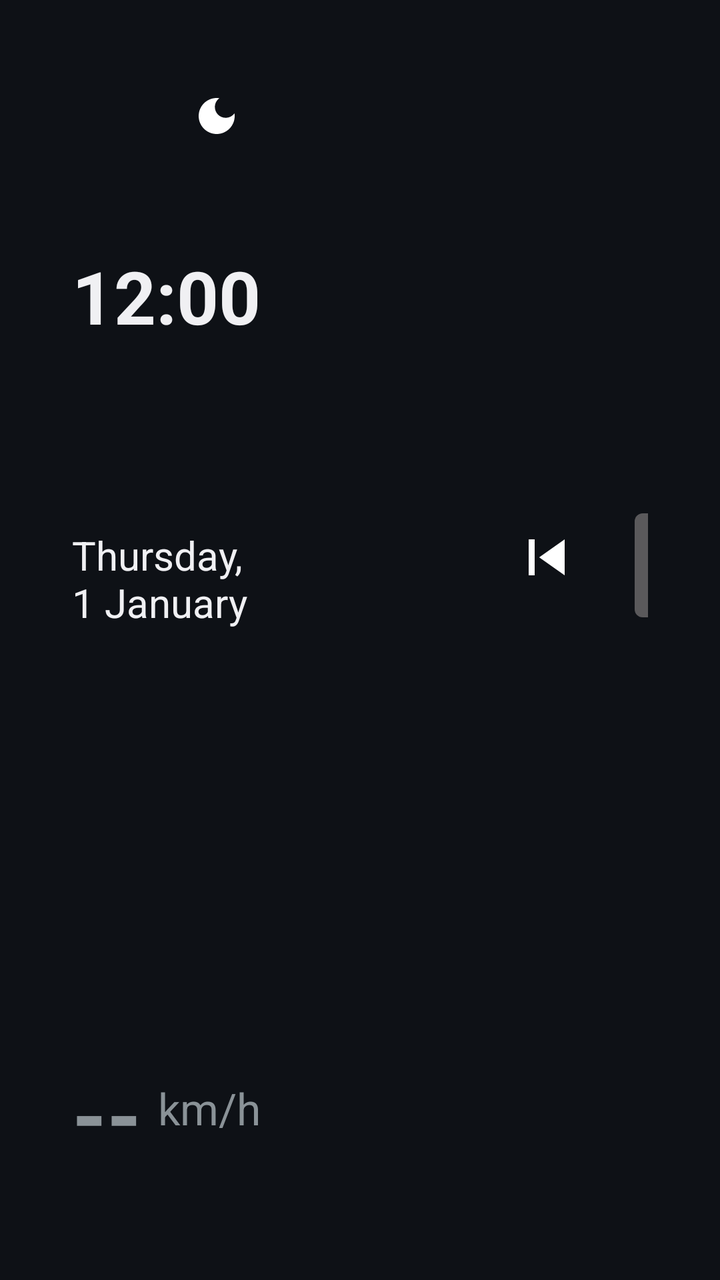
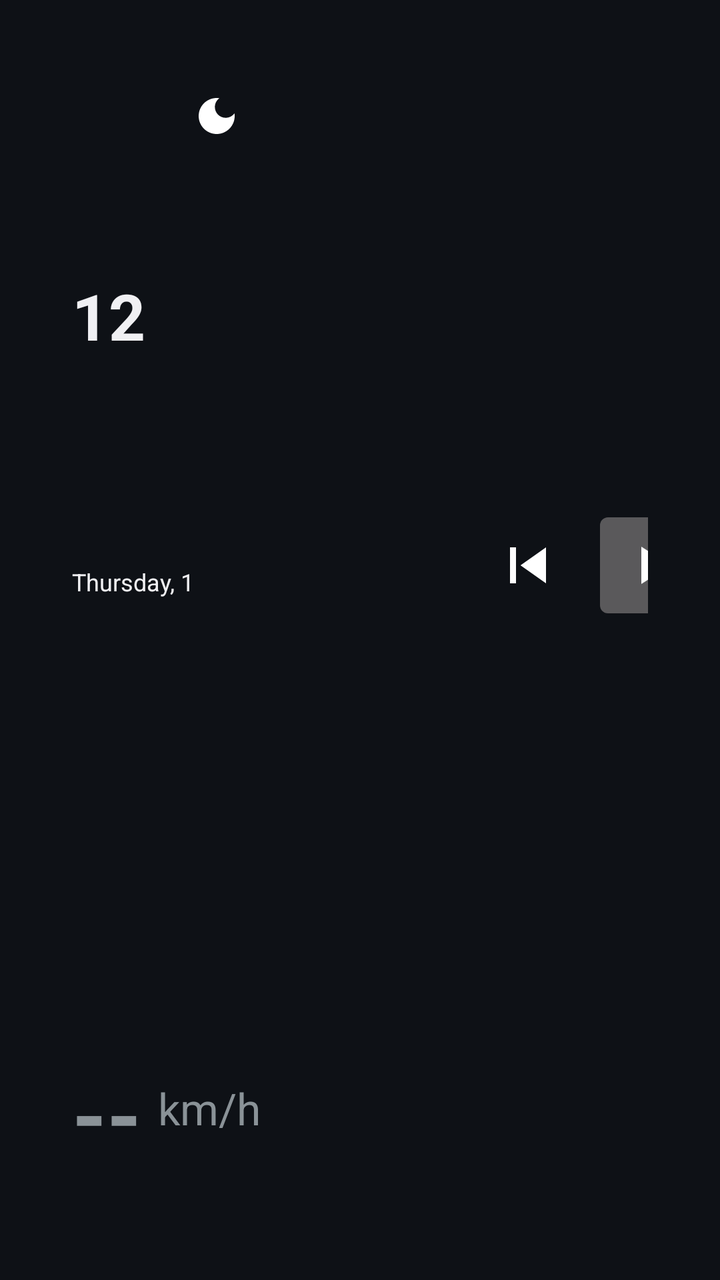

Two renders of the same Android screen: before a commit and after it. Below are the layout's source before the change and the commit's diff.
<!-- AndroidManifest.xml: application theme HomeTheme -->
<!-- res/layout/activity_home.xml -->
<?xml version="1.0" encoding="utf-8"?>
<LinearLayout xmlns:android="http://schemas.android.com/apk/res/android"
    android:id="@+id/root"
    android:layout_width="match_parent"
    android:layout_height="match_parent"
    android:baselineAligned="false"
    android:orientation="horizontal"
    android:padding="16dp">

    
    <LinearLayout
        android:layout_width="0dp"
        android:layout_height="match_parent"
        android:layout_weight="1"
        android:orientation="vertical">

        <FrameLayout
            android:id="@+id/clock_card"
            style="@style/Card"
            android:layout_width="match_parent"
            android:layout_height="0dp"
            android:layout_weight="1.15">

            <LinearLayout
                android:layout_width="match_parent"
                android:layout_height="match_parent"
                android:gravity="center_vertical"
                android:orientation="vertical">

                <TextClock
                    android:id="@+id/time"
                    android:layout_width="match_parent"
                    android:layout_height="0dp"
                    android:layout_weight="1"
                    android:autoSizeMaxTextSize="140sp"
                    android:autoSizeMinTextSize="32sp"
                    android:autoSizeTextType="uniform"
                    android:format12Hour="h:mm"
                    android:format24Hour="HH:mm"
                    android:gravity="center_vertical"
                    android:includeFontPadding="false"
                    android:maxLines="1"
                    android:textStyle="bold" />

                <TextClock
                    android:id="@+id/date"
                    android:layout_width="wrap_content"
                    android:layout_height="wrap_content"
                    android:format12Hour="EEEE, d MMMM"
                    android:format24Hour="EEEE, d MMMM"
                    android:textSize="20sp" />
            </LinearLayout>

            <ImageButton
                android:id="@+id/theme_button"
                android:layout_width="44dp"
                android:layout_height="44dp"
                android:layout_gravity="top|end"
                android:background="?android:attr/selectableItemBackgroundBorderless"
                android:contentDescription="Day / night"
                android:src="@drawable/ic_theme" />

            <TextView
                android:id="@+id/theme_label"
                android:layout_width="wrap_content"
                android:layout_height="wrap_content"
                android:layout_gravity="top|end"
                android:layout_marginTop="40dp"
                android:textSize="11sp"
                android:textStyle="bold" />
        </FrameLayout>

        <LinearLayout
            android:id="@+id/speed_card"
            style="@style/Card"
            android:layout_width="match_parent"
            android:layout_height="0dp"
            android:layout_marginTop="12dp"
            android:layout_weight="1"
            android:gravity="center_vertical"
            android:orientation="vertical">

            <LinearLayout
                android:layout_width="match_parent"
                android:layout_height="0dp"
                android:layout_weight="1"
                android:gravity="bottom"
                android:orientation="horizontal">

                <TextView
                    android:id="@+id/speed"
                    android:layout_width="0dp"
                    android:layout_height="match_parent"
                    android:layout_weight="1"
                    android:autoSizeMaxTextSize="120sp"
                    android:autoSizeMinTextSize="32sp"
                    android:autoSizeTextType="uniform"
                    android:gravity="bottom"
                    android:includeFontPadding="false"
                    android:maxLines="1"
                    android:text="--"
                    android:textStyle="bold" />

                <TextView
                    android:id="@+id/speed_unit"
                    android:layout_width="wrap_content"
                    android:layout_height="wrap_content"
                    android:layout_marginStart="8dp"
                    android:layout_marginBottom="8dp"
                    android:text="km/h"
                    android:textSize="22sp" />
            </LinearLayout>

            <TextView
                android:id="@+id/gps_status"
                android:layout_width="wrap_content"
                android:layout_height="wrap_content"
                android:textSize="14sp" />
        </LinearLayout>
    </LinearLayout>

    
    <LinearLayout
        android:layout_width="0dp"
        android:layout_height="match_parent"
        android:layout_marginStart="12dp"
        android:layout_weight="1.35"
        android:orientation="vertical">

        <LinearLayout
            android:id="@+id/media_card"
            style="@style/Card"
            android:layout_width="match_parent"
            android:layout_height="0dp"
            android:layout_weight="1.15"
            android:gravity="center_vertical"
            android:orientation="horizontal">

            <ImageView
                android:id="@+id/art"
                android:layout_width="0dp"
                android:layout_height="match_parent"
                android:layout_weight="0.55"
                android:adjustViewBounds="true"
                android:contentDescription="@null"
                android:scaleType="centerCrop" />

            <LinearLayout
                android:layout_width="0dp"
                android:layout_height="match_parent"
                android:layout_marginStart="20dp"
                android:layout_weight="1"
                android:gravity="center_vertical"
                android:orientation="vertical">

                <LinearLayout
                    android:layout_width="match_parent"
                    android:layout_height="0dp"
                    android:layout_weight="1"
                    android:gravity="center_vertical"
                    android:orientation="vertical">

                <TextView
                    android:id="@+id/source"
                    android:layout_width="wrap_content"
                    android:layout_height="wrap_content"
                    android:letterSpacing="0.1"
                    android:textAllCaps="true"
                    android:textSize="12sp"
                    android:textStyle="bold" />

                <TextView
                    android:id="@+id/title"
                    android:layout_width="match_parent"
                    android:layout_height="wrap_content"
                    android:layout_marginTop="4dp"
                    android:ellipsize="end"
                    android:maxLines="1"
                    android:textSize="24sp"
                    android:textStyle="bold" />

                <TextView
                    android:id="@+id/artist"
                    android:layout_width="match_parent"
                    android:layout_height="wrap_content"
                    android:layout_marginTop="2dp"
                    android:ellipsize="end"
                    android:maxLines="1"
                    android:textSize="17sp" />
                </LinearLayout>

                <LinearLayout
                    android:id="@+id/controls"
                    android:layout_width="wrap_content"
                    android:layout_height="wrap_content"
                    android:layout_marginTop="4dp"
                    android:orientation="horizontal">

                    <ImageButton
                        android:id="@+id/prev"
                        android:layout_width="56dp"
                        android:layout_height="56dp"
                        android:background="?android:attr/selectableItemBackgroundBorderless"
                        android:contentDescription="Previous"
                        android:scaleType="fitCenter"
                        android:padding="10dp"
                        android:src="@drawable/ic_prev" />

                    <ImageButton
                        android:id="@+id/play"
                        android:layout_width="64dp"
                        android:layout_height="64dp"
                        android:layout_marginStart="12dp"
                        android:layout_marginEnd="12dp"
                        android:contentDescription="Play / pause"
                        android:padding="14dp"
                        android:scaleType="fitCenter"
                        android:src="@drawable/ic_play" />

                    <ImageButton
                        android:id="@+id/next"
                        android:layout_width="56dp"
                        android:layout_height="56dp"
                        android:background="?android:attr/selectableItemBackgroundBorderless"
                        android:contentDescription="Next"
                        android:padding="10dp"
                        android:scaleType="fitCenter"
                        android:src="@drawable/ic_next" />
                </LinearLayout>
            </LinearLayout>
        </LinearLayout>

        <GridLayout
            android:id="@+id/tiles"
            android:layout_width="match_parent"
            android:layout_height="0dp"
            android:layout_marginTop="12dp"
            android:layout_weight="1"
            android:columnCount="3"
            android:rowCount="2" />
    </LinearLayout>
</LinearLayout>
<!-- resources referenced by this layout -->
<resources>
  <!-- drawable ic_next (drawable) -->
  <?xml version="1.0" encoding="utf-8"?>
  <vector xmlns:android="http://schemas.android.com/apk/res/android"
      android:width="24dp" android:height="24dp"
      android:viewportWidth="24" android:viewportHeight="24">
      <path android:fillColor="#FFFFFFFF" android:pathData="M6,18l8.5,-6L6,6v12zM16,6v12h2V6h-2z" />
  </vector>
  <!-- drawable ic_play (drawable) -->
  <?xml version="1.0" encoding="utf-8"?>
  <vector xmlns:android="http://schemas.android.com/apk/res/android"
      android:width="24dp" android:height="24dp"
      android:viewportWidth="24" android:viewportHeight="24">
      <path android:fillColor="#FFFFFFFF" android:pathData="M8,5v14l11,-7z" />
  </vector>
  <!-- drawable ic_prev (drawable) -->
  <?xml version="1.0" encoding="utf-8"?>
  <vector xmlns:android="http://schemas.android.com/apk/res/android"
      android:width="24dp" android:height="24dp"
      android:viewportWidth="24" android:viewportHeight="24">
      <path android:fillColor="#FFFFFFFF" android:pathData="M6,6h2v12H6zM9.5,12l8.5,6V6z" />
  </vector>
  <!-- drawable ic_theme (drawable) -->
  <?xml version="1.0" encoding="utf-8"?>
  <vector xmlns:android="http://schemas.android.com/apk/res/android"
      android:width="24dp" android:height="24dp"
      android:viewportWidth="24" android:viewportHeight="24">
      <path android:fillColor="#FFFFFFFF" android:pathData="M12,3c-4.97,0 -9,4.03 -9,9s4.03,9 9,9 9,-4.03 9,-9c0,-0.46 -0.04,-0.92 -0.1,-1.36 -0.98,1.37 -2.58,2.26 -4.4,2.26 -2.98,0 -5.4,-2.42 -5.4,-5.4 0,-1.81 0.89,-3.42 2.26,-4.4C12.92,3.04 12.46,3 12,3z" />
  </vector>
  <style name="Card">
          <item name="android:padding">20dp</item>
      </style>
  <style name="HomeTheme" parent="@android:style/Theme.DeviceDefault.NoActionBar">
          <item name="android:windowBackground">@color/night_bg</item>
          <item name="android:colorAccent">@color/accent</item>
          <item name="android:windowShowWallpaper">false</item>
      </style>
  <color name="night_bg">#0E1116</color>
  <color name="accent">#2EC4B6</color>
</resources>

<!-- the commit's change to res/layout/activity_home.xml (unified diff, before → after) -->
@@ -31,6 +31,7 @@
                     android:id="@+id/time"
                     android:layout_width="match_parent"
                     android:layout_height="0dp"
+                    android:layout_marginEnd="52dp"
                     android:layout_weight="1"
                     android:autoSizeMaxTextSize="140sp"
                     android:autoSizeMinTextSize="32sp"
@@ -44,11 +45,14 @@
 
                 <TextClock
                     android:id="@+id/date"
-                    android:layout_width="wrap_content"
-                    android:layout_height="wrap_content"
+                    android:layout_width="match_parent"
+                    android:layout_height="32dp"
+                    android:autoSizeMaxTextSize="20sp"
+                    android:autoSizeMinTextSize="12sp"
+                    android:autoSizeTextType="uniform"
+                    android:maxLines="1"
                     android:format12Hour="EEEE, d MMMM"
-                    android:format24Hour="EEEE, d MMMM"
-                    android:textSize="20sp" />
+                    android:format24Hour="EEEE, d MMMM" />
             </LinearLayout>
 
             <ImageButton
@@ -140,7 +144,7 @@
                 android:id="@+id/art"
                 android:layout_width="0dp"
                 android:layout_height="match_parent"
-                android:layout_weight="0.55"
+                android:layout_weight="0.45"
                 android:adjustViewBounds="true"
                 android:contentDescription="@null"
                 android:scaleType="centerCrop" />
@@ -154,6 +158,7 @@
                 android:orientation="vertical">
 
                 <LinearLayout
+                    android:id="@+id/media_text"
                     android:layout_width="match_parent"
                     android:layout_height="0dp"
                     android:layout_weight="1"
@@ -174,8 +179,9 @@
                     android:layout_width="match_parent"
                     android:layout_height="wrap_content"
                     android:layout_marginTop="4dp"
-                    android:ellipsize="end"
-                    android:maxLines="1"
+                    android:ellipsize="marquee"
+                    android:marqueeRepeatLimit="marquee_forever"
+                    android:singleLine="true"
                     android:textSize="24sp"
                     android:textStyle="bold" />
 
@@ -192,26 +198,27 @@
                 <LinearLayout
                     android:id="@+id/controls"
                     android:layout_width="wrap_content"
-                    android:layout_height="wrap_content"
+                    android:layout_height="64dp"
                     android:layout_marginTop="4dp"
+                    android:gravity="center_vertical"
                     android:orientation="horizontal">
 
                     <ImageButton
                         android:id="@+id/prev"
-                        android:layout_width="56dp"
-                        android:layout_height="56dp"
+                        android:layout_width="48dp"
+                        android:layout_height="48dp"
                         android:background="?android:attr/selectableItemBackgroundBorderless"
                         android:contentDescription="Previous"
+                        android:padding="6dp"
                         android:scaleType="fitCenter"
-                        android:padding="10dp"
                         android:src="@drawable/ic_prev" />
 
                     <ImageButton
                         android:id="@+id/play"
-                        android:layout_width="64dp"
-                        android:layout_height="64dp"
-                        android:layout_marginStart="12dp"
-                        android:layout_marginEnd="12dp"
+                        android:layout_width="60dp"
+                        android:layout_height="60dp"
+                        android:layout_marginStart="8dp"
+                        android:layout_marginEnd="8dp"
                         android:contentDescription="Play / pause"
                         android:padding="14dp"
                         android:scaleType="fitCenter"
@@ -219,11 +226,11 @@
 
                     <ImageButton
                         android:id="@+id/next"
-                        android:layout_width="56dp"
-                        android:layout_height="56dp"
+                        android:layout_width="48dp"
+                        android:layout_height="48dp"
                         android:background="?android:attr/selectableItemBackgroundBorderless"
                         android:contentDescription="Next"
-                        android:padding="10dp"
+                        android:padding="6dp"
                         android:scaleType="fitCenter"
                         android:src="@drawable/ic_next" />
                 </LinearLayout>
